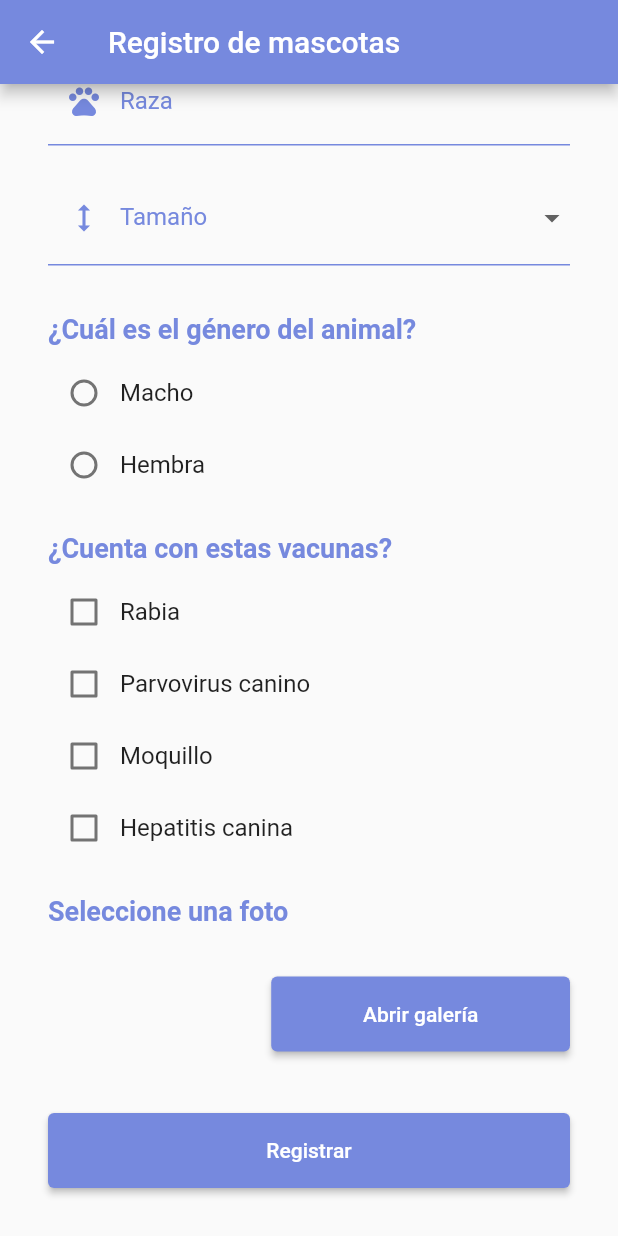
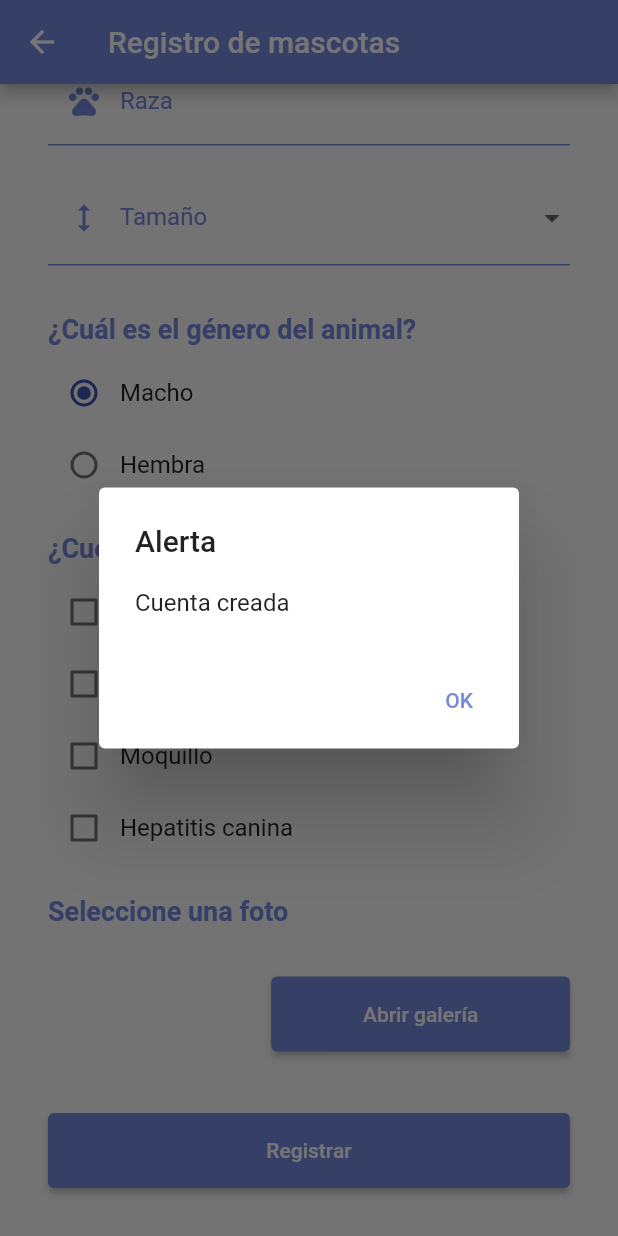
Before and after one commit to cristopher-gomez-m/pet_rescue_flutter, a Flutter app: the Adopcion screen opened directly, scrolled down 344 dp, after a tap on "Registrar", on a phone screen of 412 x 824 dp. Run offline on Flutter 3.47's test engine with Material 2 defaults, Android fonts, the phone set to English and light mode, and no system bars; our stand-ins replace image_picker, sqflite; accounts and stored records are empty.

```diff
--- a/lib/adopcion.dart
+++ b/lib/adopcion.dart
@@ -1,8 +1,11 @@
+// ignore_for_file: non_constant_identifier_names, prefer_final_fields
+
 import 'dart:io';
 
 import 'package:flutter/material.dart';
 import 'package:image_picker/image_picker.dart';
-
+import 'package:pet_rescue_flutter/MyOpenHelper.dart';
+import 'package:pet_rescue_flutter/user_service.dart';
 class Adopcion extends StatefulWidget {
   const Adopcion({Key? key}) : super(key: key);
 
@@ -12,14 +15,85 @@ class Adopcion extends StatefulWidget {
 
 class _AdopcionState extends State<Adopcion> {
   XFile? _selectedImage;
+final _nombreController = TextEditingController();
+  final _edadController = TextEditingController();
+  final _razaController = TextEditingController();
+  String _tamanioSeleccionado = 'Pequeño';
+  String _generoSeleccionado = 'Macho';
+  bool _rabiaSeleccionada = false;
+  bool _parvovirusSeleccionado = false;
+  bool _moquilloSeleccionado = false;
+  bool _hepatitisSeleccionada = false;
+
 
   Future<void> _openGallery() async {
     final picker = ImagePicker();
     final pickedImage = await picker.pickImage(source: ImageSource.gallery);
     setState(() {
       _selectedImage = pickedImage;
+      print('IMgaen  aquiiiiiiii: $_selectedImage');
     });
   }
+
+ void _showAlertDialog(BuildContext context, String message) {
+    showDialog(
+      context: context,
+      builder: (BuildContext context) {
+        return AlertDialog(
+          title: const Text('Alerta'),
+          content: Text(message),
+          actions: [
+            TextButton(
+              onPressed: () {
+                Navigator.of(context).pop();
+              },
+              child: const Text('OK'),
+            ),
+          ],
+        );
+      },
+    );
+  }
+
+
+  void _showSuccessSnackBar(BuildContext context) {
+    _showAlertDialog(context, 'Cuenta creada');
+  }
+  Future<void> _guardarDatos() async {
+    final database = await MyOpenHelper.initDatabase();
+
+    final nombre = _nombreController.text;
+    final edad = _edadController.text;
+    final raza = _razaController.text;
+    final tamanio = _tamanioSeleccionado;
+    final genero = _generoSeleccionado;
+ // Verificar si las vacunas son nulas antes de usarlas en la condición
+  final vac1 = _rabiaSeleccionada != null ? (_rabiaSeleccionada ? 'Sí' : 'No') : 'No';
+  final vac2 = _parvovirusSeleccionado != null ? (_parvovirusSeleccionado ? 'Sí' : 'No') : 'No';
+  final vac3 = _moquilloSeleccionado != null ? (_moquilloSeleccionado ? 'Sí' : 'No') : 'No';
+  final vac4 = _hepatitisSeleccionada != null ? (_hepatitisSeleccionada ? 'Sí' : 'No') : 'No';
+
+    final imagenPath = _selectedImage?.path ?? '';
+      final imageFile = File(imagenPath);
+      final realPath = imageFile.path;
+      print('IMgaen  aquiiiiiiii: $realPath');
+    await database.insert('dogs', {
+      'nombre': nombre,
+      'edad': edad,
+      'raza': raza,
+      'tamaño': tamanio,
+      'genero': genero,
+    'vac1': vac1,
+    'vac2': vac2,
+    'vac3': vac3,
+    'vac4': vac4,
+      'imagen_path': realPath,
+      'usuario_id': UserService.instance.userId,
+    });
+
+    await database.close();
+  }
+
 
   @override
   Widget build(BuildContext context) {
@@ -43,11 +117,12 @@ class _AdopcionState extends State<Adopcion> {
                 ),
               ),
               const SizedBox(height: 16.0),
-              const Center(
+               Center(
                 child: FractionallySizedBox(
                   widthFactor: 1,
                   child: TextField(
-                    decoration: InputDecoration(
+                    controller: _nombreController,
+                    decoration: const InputDecoration(
                       labelText: 'Nombre',
                       labelStyle: TextStyle(color: Color(0xFF7689DE)),
                       enabledBorder: UnderlineInputBorder(
@@ -62,11 +137,12 @@ class _AdopcionState extends State<Adopcion> {
                 ),
               ),
               const SizedBox(height: 16.0),
-              const Center(
+               Center(
                 child: FractionallySizedBox(
                   widthFactor: 1,
                   child: TextField(
-                    decoration: InputDecoration(
+                    controller: _edadController,
+                    decoration: const InputDecoration(
                       labelText: 'Edad (años o meses)',
                       labelStyle: TextStyle(color: Color(0xFF7689DE)),
                       enabledBorder: UnderlineInputBorder(
@@ -81,11 +157,12 @@ class _AdopcionState extends State<Adopcion> {
                 ),
               ),
               const SizedBox(height: 16.0),
-              const Center(
+               Center(
                 child: FractionallySizedBox(
                   widthFactor: 1,
                   child: TextField(
-                    decoration: InputDecoration(
+                    controller: _razaController,
+                    decoration: const InputDecoration(
                       labelText: 'Raza',
                       labelStyle: TextStyle(color: Color(0xFF7689DE)),
                       enabledBorder: UnderlineInputBorder(
@@ -152,9 +229,11 @@ class _AdopcionState extends State<Adopcion> {
                     children: [
                       Radio(
                         value: 'Macho',
-                        groupValue: null,
+                        groupValue: _generoSeleccionado,
                         onChanged: (value) {
-                          // Lógica para manejar el cambio de valor seleccionado
+                           setState(() {
+                            _generoSeleccionado = value.toString();
+                          });
                         },
                       ),
                       const Text(
@@ -167,9 +246,12 @@ class _AdopcionState extends State<Adopcion> {
                     children: [
                       Radio(
                         value: 'Hembra',
-                        groupValue: null,
+                        groupValue: _generoSeleccionado,
                         onChanged: (value) {
                           // Lógica para manejar el cambio de valor seleccionado
+                          setState(() {
+                            _generoSeleccionado = value.toString();
+                          });
                         },
                       ),
                       const Text(
@@ -199,9 +281,11 @@ class _AdopcionState extends State<Adopcion> {
                   Row(
                     children: [
                       Checkbox(
-                        value: false,
+                        value: _rabiaSeleccionada,
                         onChanged: (value) {
-                          // Lógica para manejar el cambio de valor seleccionado
+                         setState(() {
+                            _rabiaSeleccionada = value ?? false;
+                          });
                         },
                         activeColor: const Color(0xFF7689DE),
                       ),
@@ -214,9 +298,11 @@ class _AdopcionState extends State<Adopcion> {
                   Row(
                     children: [
                       Checkbox(
-                        value: false,
+                        value: _parvovirusSeleccionado,
                         onChanged: (value) {
-                          // Lógica para manejar el cambio de valor seleccionado
+                          setState(() {
+                            _parvovirusSeleccionado = value ?? false;
+                          });
                         },
                         activeColor: const Color(0xFF7689DE),
                       ),
@@ -229,9 +315,11 @@ class _AdopcionState extends State<Adopcion> {
                   Row(
                     children: [
                       Checkbox(
-                        value: false,
+                        value: _moquilloSeleccionado,
                         onChanged: (value) {
-                          // Lógica para manejar el cambio de valor seleccionado
+                           setState(() {
+                            _moquilloSeleccionado = value ?? false;
+                          });
                         },
                         activeColor: const Color(0xFF7689DE),
                       ),
@@ -244,9 +332,11 @@ class _AdopcionState extends State<Adopcion> {
                   Row(
                     children: [
                       Checkbox(
-                        value: false,
+                        value: _hepatitisSeleccionada,
                         onChanged: (value) {
-                          // Lógica para manejar el cambio de valor seleccionado
+                          setState(() {
+                            _hepatitisSeleccionada = value ?? false;
+                          });
                         },
                         activeColor: const Color(0xFF7689DE),
                       ),
@@ -307,8 +397,11 @@ class _AdopcionState extends State<Adopcion> {
                       child: Container(
                         height: 50,
                         child: ElevatedButton(
-                          onPressed: () {
+                          onPressed: () async {
                             // Lógica para manejar el botón "Registrar"
+                           await _guardarDatos().then((_) {
+                            _showSuccessSnackBar(context);
+                          });
                           },
                           child: const Text('Registrar'),
                         ),
--- /dev/null
+++ b/lib/user_service.dart
@@ -0,0 +1,18 @@
+class UserService {
+  static UserService? _instance; // Cambio: Agregar '?' para permitir valor nulo
+  int _userId;
+
+  UserService._()
+      : _userId = 0; // ID del usuario por defecto (0 o cualquier otro valor que desees)
+
+  static UserService get instance {
+    _instance ??= UserService._(); // Cambio: Inicializar solo si es nulo
+    return _instance!;
+  }
+
+  int get userId => _userId;
+
+  set userId(int value) {
+    _userId = value;
+  }
+}
--- a/pubspec.yaml
+++ b/pubspec.yaml
@@ -32,12 +32,12 @@ dependencies:
     sdk: flutter
   path: ^1.8.0
   image_picker: ^0.8.4
-
+  path_provider: ^2.0.5
   # The following adds the Cupertino Icons font to your application.
   # Use with the CupertinoIcons class for iOS style icons.
   cupertino_icons: ^1.0.2
   sqflite: ^2.2.8+4
-
+  image: ^3.0.2
 dev_dependencies:
   flutter_test:
     sdk: flutter
@@ -67,6 +67,7 @@ flutter:
     - assets/perro.png
     - assets/amor.png
     - assets/animales.png
+
   # An image asset can refer to one or more resolution-specific "variants", see
   # https://flutter.dev/assets-and-images/#resolution-aware
 
```
Also changed, not shown: lib/dogs_list.dart (added, +78 -0 lines), lib/login.dart (+8 -1 lines), lib/principal.dart (+8 -2 lines), pubspec.lock, 1 other file.
